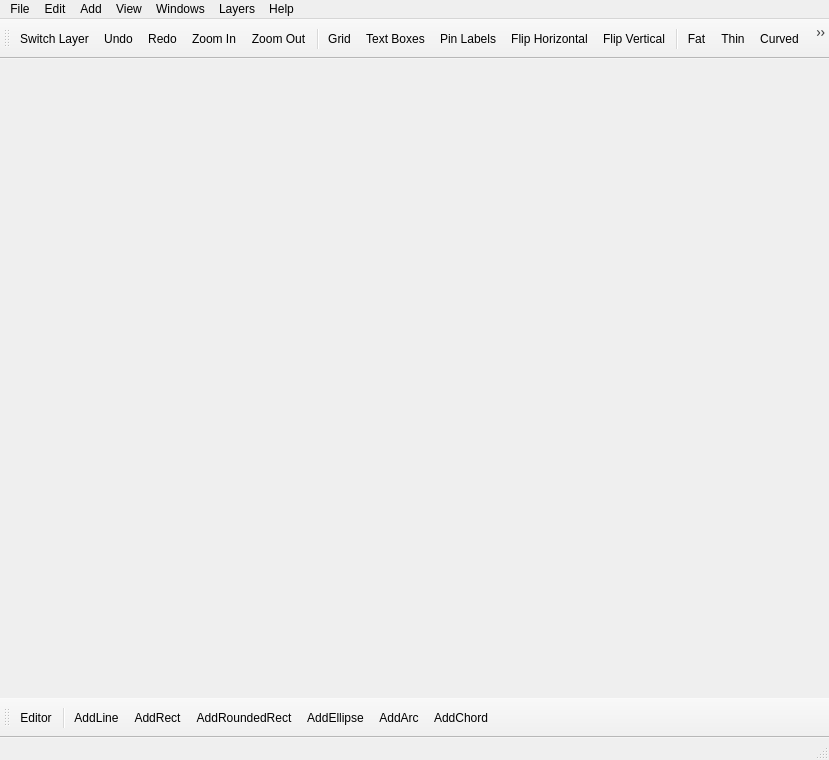
The window that src/mainwindow.ui (melak/veroroute) describes before a commit, drawn with Qt 5.
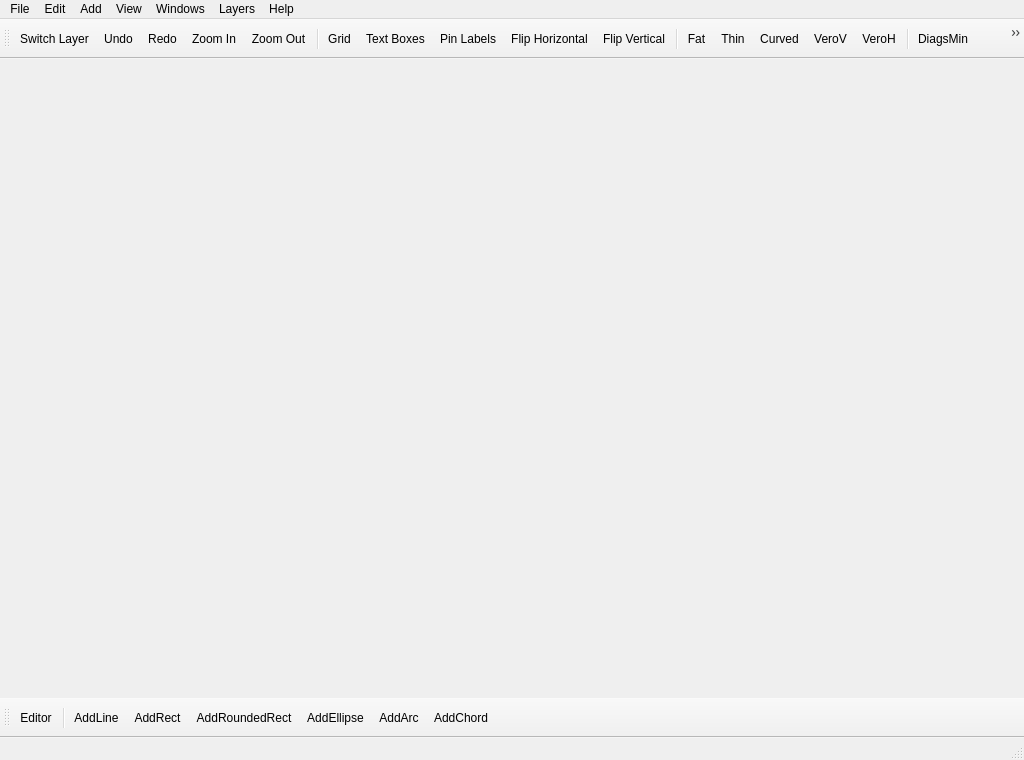
The same window after the commit. Icons and pictures are not drawn.

Commit message: Change default window size and location

Patch:
```diff
--- a/src/mainwindow.ui
+++ b/src/mainwindow.ui
@@ -9,7 +9,7 @@
    <rect>
     <x>0</x>
     <y>0</y>
-    <width>829</width>
+    <width>1024</width>
     <height>760</height>
    </rect>
   </property>
@@ -44,7 +44,7 @@
     <rect>
      <x>0</x>
      <y>0</y>
-     <width>829</width>
+     <width>1024</width>
      <height>27</height>
     </rect>
    </property>
```
The commit also changes 1 other file.
